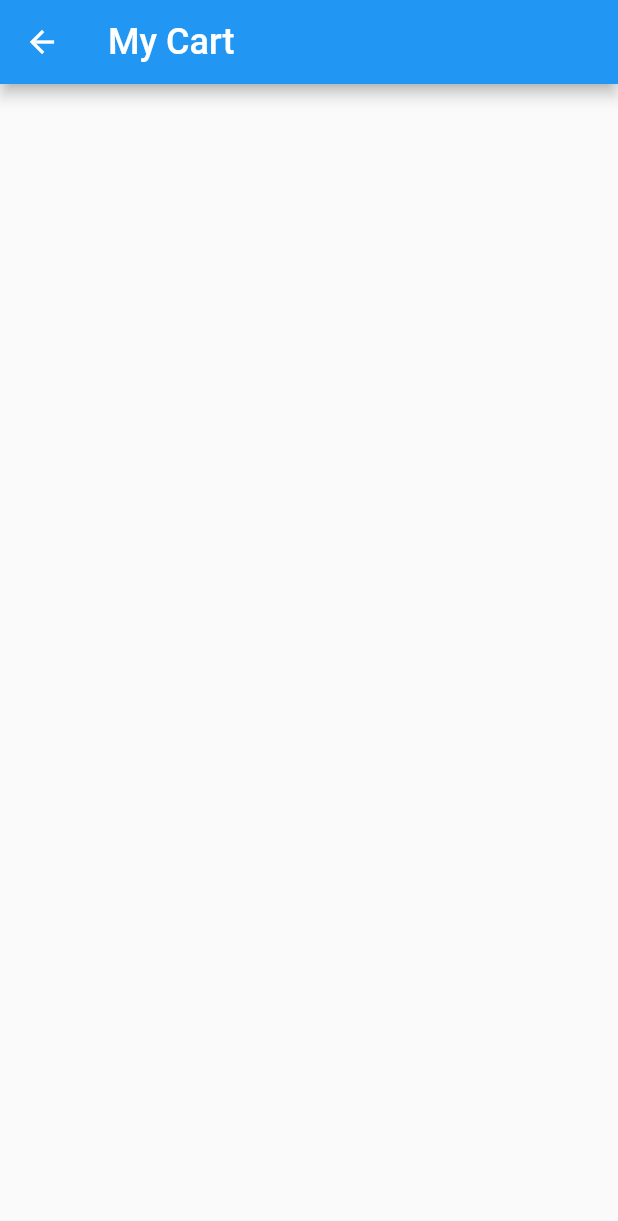
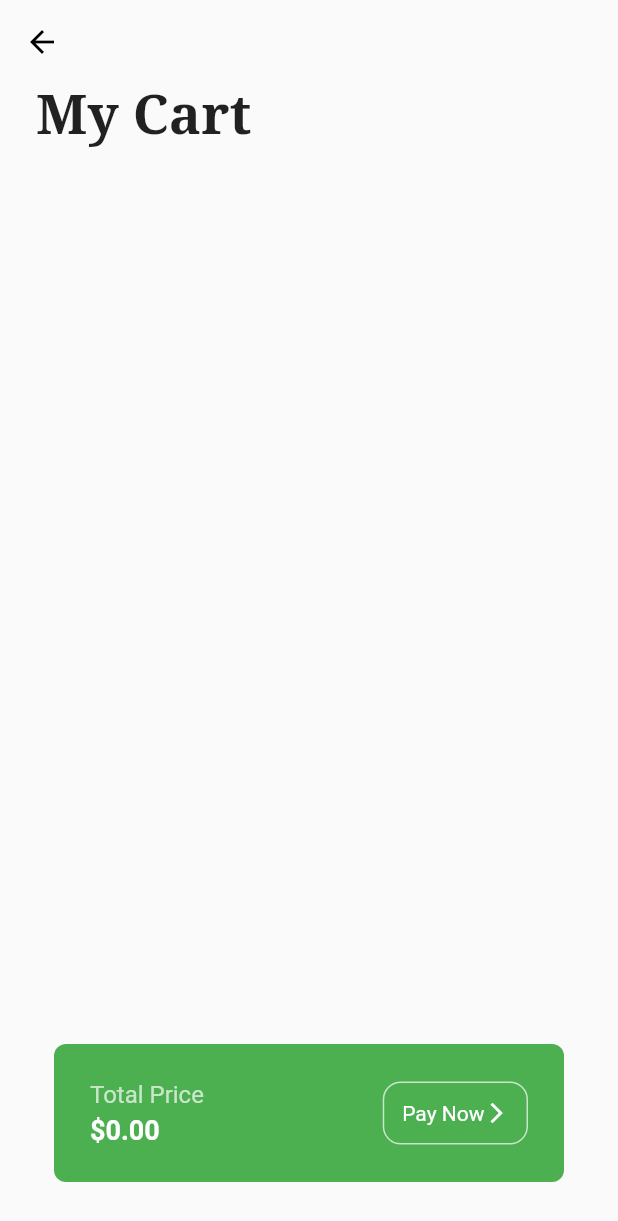
Before and after one commit to Chandara-Sin/grocery-shop-app, a Flutter app: the CartPage screen opened directly, on a phone screen of 412 x 824 dp. Shown: the top 1221 px of the screen. Run offline on Flutter 3.47's test engine with Material 2 defaults, Android fonts, the phone set to English and light mode, and no system bars; our stand-ins replace google_fonts.

Commit message:
feat: add cart page with items total price

```diff
--- a/lib/screens/cart_page.dart
+++ b/lib/screens/cart_page.dart
@@ -1,4 +1,5 @@
 import 'package:flutter/material.dart';
+import 'package:google_fonts/google_fonts.dart';
 import 'package:grocery_shop_app/models/cart_model.dart';
 import 'package:provider/provider.dart';
 
@@ -9,14 +10,22 @@ class CartPage extends StatelessWidget {
   Widget build(BuildContext context) {
     return Scaffold(
       appBar: AppBar(
-        title: const Text(
-          "My Cart",
-          style: TextStyle(fontSize: 24),
-        ),
+        backgroundColor: Colors.transparent,
+        elevation: 0,
+        iconTheme: const IconThemeData(color: Colors.black),
       ),
       body: Consumer<CartModel>(
         builder: ((context, value, child) => Column(
+              crossAxisAlignment: CrossAxisAlignment.start,
               children: [
+                Padding(
+                  padding: const EdgeInsets.symmetric(horizontal: 24.0),
+                  child: Text(
+                    "My Cart",
+                    style: GoogleFonts.notoSerif(
+                        fontSize: 36, fontWeight: FontWeight.bold),
+                  ),
+                ),
                 Expanded(
                   child: ListView.builder(
                     itemCount: value.cartItems.length,
@@ -42,6 +51,59 @@ class CartPage extends StatelessWidget {
                       ),
                     ),
                   ),
+                ),
+                Padding(
+                  padding: const EdgeInsets.all(36.0),
+                  child: Container(
+                    decoration: BoxDecoration(
+                        color: Colors.green,
+                        borderRadius: BorderRadius.circular(8)),
+                    padding: const EdgeInsets.all(24),
+                    child: Row(
+                      mainAxisAlignment: MainAxisAlignment.spaceBetween,
+                      children: [
+                        Column(
+                          crossAxisAlignment: CrossAxisAlignment.start,
+                          children: [
+                            Text(
+                              "Total Price",
+                              style: TextStyle(
+                                  color: Colors.green.shade100, fontSize: 16),
+                            ),
+                            const SizedBox(
+                              height: 4,
+                            ),
+                            Text(
+                              "\$${value.getTotalPrice()}",
+                              style: const TextStyle(
+                                  color: Colors.white,
+                                  fontSize: 18,
+                                  fontWeight: FontWeight.bold),
+                            )
+                          ],
+                        ),
+                        Container(
+                          decoration: BoxDecoration(
+                              border: Border.all(color: Colors.green.shade100),
+                              borderRadius: BorderRadius.circular(12)),
+                          padding: const EdgeInsets.all(12),
+                          child: Row(
+                            children: const [
+                              Text(
+                                "Pay Now",
+                                style: TextStyle(color: Colors.white),
+                              ),
+                              Icon(
+                                Icons.arrow_forward_ios,
+                                size: 16,
+                                color: Colors.white,
+                              ),
+                            ],
+                          ),
+                        )
+                      ],
+                    ),
+                  ),
                 )
               ],
             )),
```
Also changed, not shown: lib/screens/home_page.dart (+5 -2 lines).
